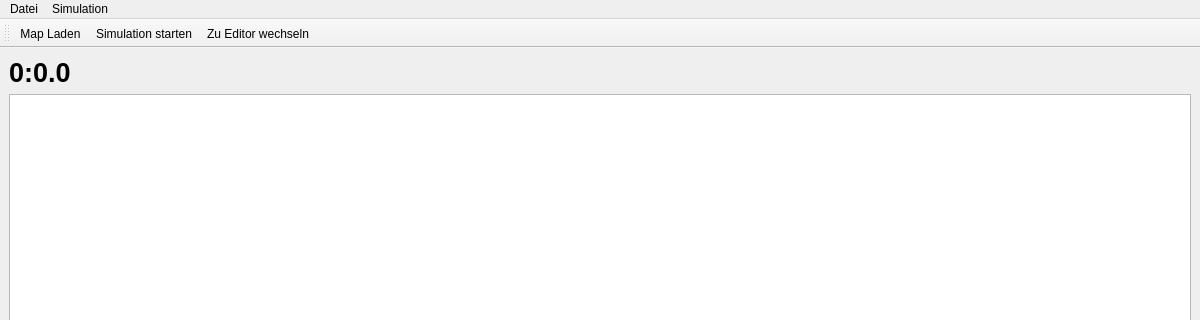
Old version of the form bin/source/simulatorwindow.ui in the repository Waldemarv/swt1718; both pictures show x 0 to 1200 and y 0 to 320 of the 1200 by 800 pixel window.
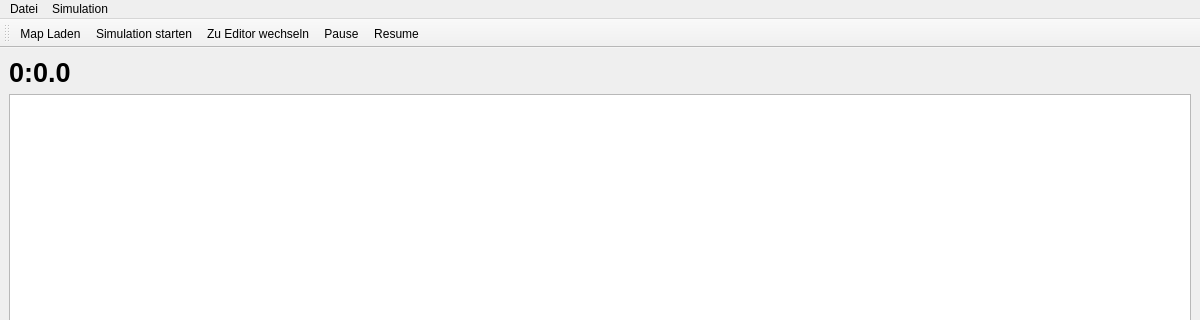
New version of the form.

```diff
--- a/bin/source/simulatorwindow.ui
+++ b/bin/source/simulatorwindow.ui
@@ -70,6 +70,8 @@
    <addaction name="actionMap_ffnen"/>
    <addaction name="actionSimulation_starten"/>
    <addaction name="actionZu_Editor_wechseln"/>
+   <addaction name="actionPause"/>
+   <addaction name="actionResume"/>
   </widget>
   <action name="actionMap_ffnen">
    <property name="text">
@@ -86,6 +88,16 @@
     <string>Zu Editor wechseln</string>
    </property>
   </action>
+  <action name="actionPause">
+   <property name="text">
+    <string>Pause</string>
+   </property>
+  </action>
+  <action name="actionResume">
+   <property name="text">
+    <string>Resume</string>
+   </property>
+  </action>
  </widget>
  <resources/>
  <connections/>
```
Left out of the diff: 2 changed lines with no effect on the pictures.
